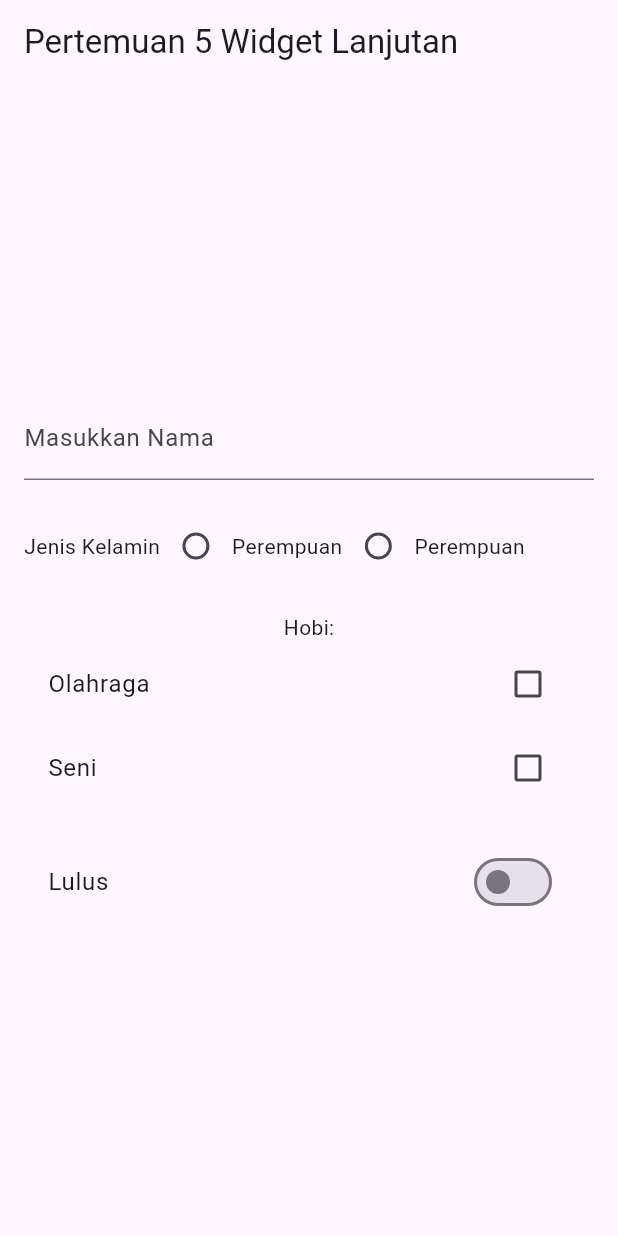
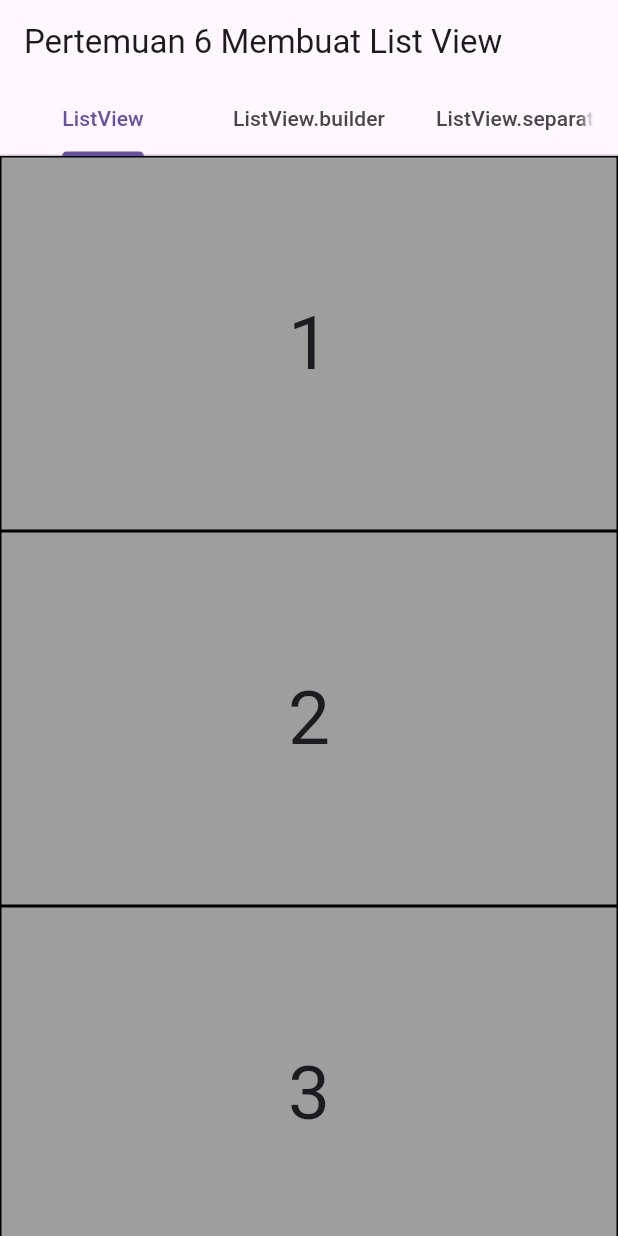
Before and after one commit to NisaNurAisah/wisata_mobile_8, a Flutter app: the screen it shows after launch, on a phone screen of 412 x 824 dp. Run offline on Flutter 3.47's test engine with Material 3 defaults, Android fonts, the phone set to English and light mode, and no system bars; our stand-ins replace lottie.

Commit message:
Pertemuan ke6

```diff
--- /dev/null
+++ b/lib/latihanmodul/pertemuan6.dart
@@ -0,0 +1,112 @@
+import 'package:flutter/material.dart';
+
+class Pertemuan6 extends StatelessWidget {
+  const Pertemuan6({super.key});
+
+  @override
+  Widget build(BuildContext context) {
+    return DefaultTabController(
+      length: 3,
+      child: Scaffold(
+        appBar: AppBar(
+          title: Text('Pertemuan 6 Membuat List View'),
+          bottom: TabBar(tabs: [
+            Tab(
+              text: 'ListView',
+            ),
+            Tab(
+              text: 'ListView.builder',
+            ),
+            Tab(
+              text: 'ListView.separated',
+            ),
+          ]),
+        ),
+        body: TabBarView(children: [
+          ContohListView(),
+          ContohListViewBuilder(),
+          ContohListViewSeparated(),
+        ]),
+      ),
+    );
+  }
+}
+
+class ContohListView extends StatelessWidget {
+  final List<int> numberList = [1, 2, 3, 4, 5, 6, 7];
+  ContohListView({super.key});
+
+  @override
+  Widget build(BuildContext context) {
+    return ListView(
+      children: numberList.map((int number) {
+        return Container(
+          height: 250,
+          decoration: BoxDecoration(
+              color: Colors.grey, border: Border.all(color: Colors.black)),
+          child: Center(
+            child: Text(
+              '$number',
+              style: TextStyle(fontSize: 50),
+            ),
+          ),
+        );
+      }).toList(),
+    );
+  }
+}
+
+class ContohListViewBuilder extends StatelessWidget {
+  final List<int> numberList = [1, 2, 3, 4, 5, 6, 7];
+  ContohListViewBuilder({super.key});
+
+  @override
+  Widget build(BuildContext context) {
+    return ListView.builder(
+      itemBuilder: (context, index) {
+        return Container(
+          height: 250,
+          decoration: BoxDecoration(
+              color: Colors.blue, border: Border.all(color: Colors.black)),
+          child: Center(
+            child: Text(
+              '${numberList[index]}',
+              style: TextStyle(fontSize: 50),
+            ),
+          ),
+        );
+      },
+      itemCount: numberList.length,
+    );
+  }
+}
+
+class ContohListViewSeparated extends StatelessWidget {
+  final List<int> numberList = [1, 2, 3, 4, 5, 6, 7];
+  ContohListViewSeparated({super.key});
+
+  @override
+  Widget build(BuildContext context) {
+    return ListView.separated(
+        itemBuilder: (context, index) {
+          return Container(
+            height: 250,
+            decoration: BoxDecoration(
+                color: Colors.blue, border: Border.all(color: Colors.black)),
+            child: Center(
+              child: Text(
+                '${numberList[index]}',
+                style: TextStyle(fontSize: 50),
+              ),
+            ),
+          );
+        },
+        separatorBuilder: (context, index) {
+          return Container(
+            height: 20,
+            color: Colors.amber,
+          );
+        },
+        itemCount: numberList.length);
+  }
+}
--- a/lib/main.dart
+++ b/lib/main.dart
@@ -1,6 +1,7 @@
 import 'package:flutter/material.dart';
 import 'package:nisa_travel/latihanmodul/pertemuan4.dart';
 import 'package:nisa_travel/latihanmodul/pertemuan5.dart';
+import 'package:nisa_travel/latihanmodul/pertemuan6.dart';
 import 'package:nisa_travel/screens/splash_screen.dart';
 
 void main() {
@@ -12,6 +13,6 @@ class TravelApp extends StatelessWidget {
 
   @override
   Widget build(BuildContext context) {
-    return MaterialApp(home: Splashscreen());
+    return MaterialApp(home: Pertemuan6());
   }
 }
```
